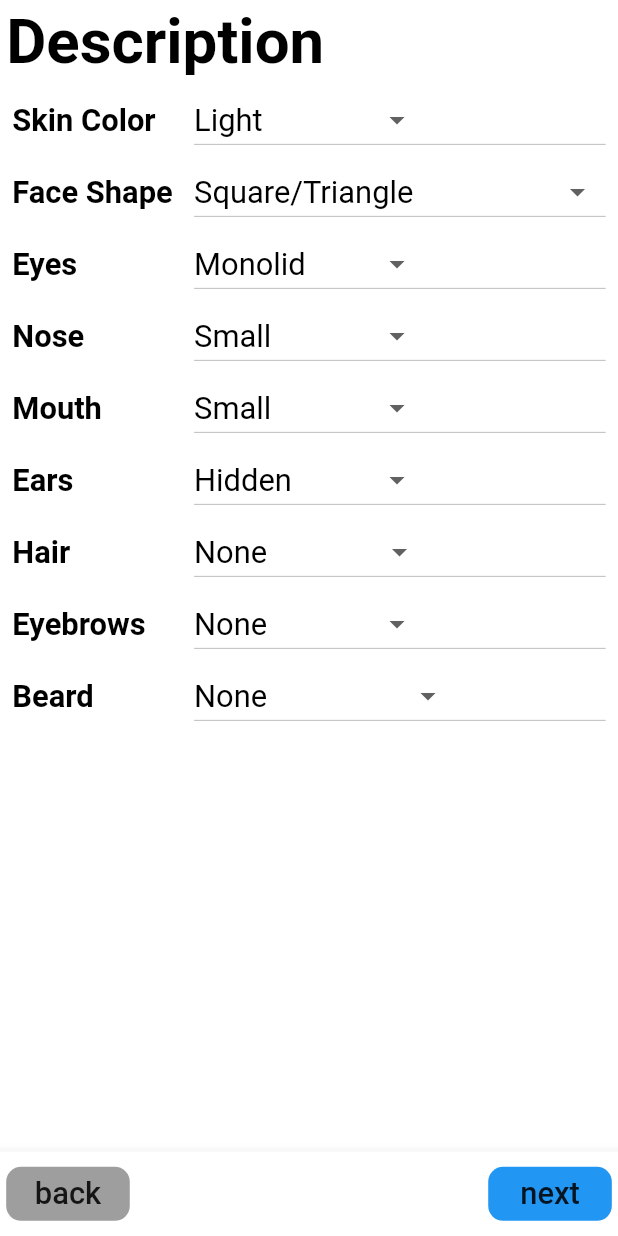
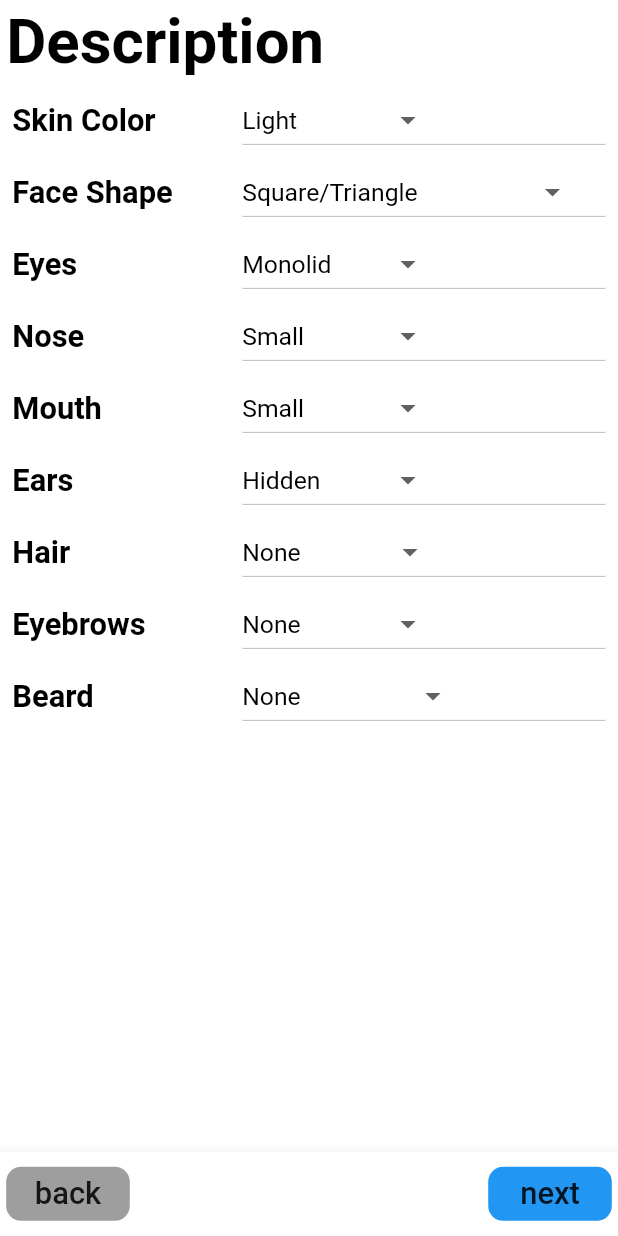
Before and after one commit to kitsune0530/sketch-to-face, a Flutter app: the DropdownPage screen opened directly, on a phone screen of 412 x 824 dp. Run offline on Flutter 3.47's test engine with Material 2 defaults, Android fonts, the phone set to English and light mode, and no system bars; our stand-ins replace camera, gallery_saver, image_picker, permission_handler, shared_preferences; missing offline and left inert: flutter_draw, mime_type, painter; accounts and stored records are empty.

```diff
--- a/facegen/lib/page/dropdown.dart
+++ b/facegen/lib/page/dropdown.dart
@@ -229,18 +229,18 @@ class _DropdownPageState extends State<DropdownPage> {
           ),
         ),
         // SizedBox(width: w * 0.1),
-        Expanded(
-          // width: size.getWidth()*0.7,
+        Container(
+          width: size.getWidth()*0.6,
           child: DropdownButton<String>(
             value: dropdownValue,
             style:  TextStyle(
-              fontSize: size.getTextFont(),
+              fontSize: size.getTextFont()*0.8,
               color: Colors.black,
             ),
             items: list.map<DropdownMenuItem<String>>((String value) {
               return DropdownMenuItem<String>(
                 value: value,
-                child: Text(value, textAlign: TextAlign.right,),
+                child: Text(value),
               );
             }).toList(),
             hint: Text(
--- a/facegen/pubspec.yaml
+++ b/facegen/pubspec.yaml
@@ -60,6 +60,7 @@ dependencies:
   gallery_view: ^1.0.0
 #  photo_manager: ^2.0.8
   android_intent_plus: ^3.1.0
+#  permission_handler: ^4.4.0+hotfix.4
 
 dev_dependencies:
   flutter_test:
```
Also changed, not shown: facegen/lib/page/canvas.dart (+24 -3 lines), facegen/lib/page/result.dart (+13 -8 lines), 4 other files.
